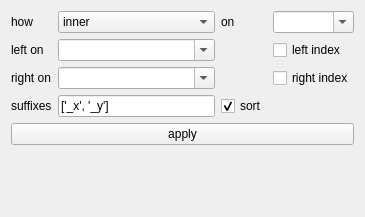
Old version of the form resources/design/ui/modules/merge.ui in the repository jeaunrg/PyQTapp_template.
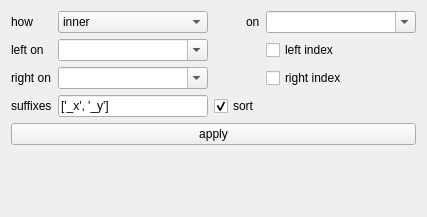
New version of the form.

What changed in the file:
```diff
--- a/resources/design/ui/modules/merge.ui
+++ b/resources/design/ui/modules/merge.ui
@@ -6,7 +6,7 @@
    <rect>
     <x>0</x>
     <y>0</y>
-    <width>365</width>
+    <width>427</width>
     <height>217</height>
    </rect>
   </property>
@@ -45,12 +45,18 @@
      </item>
      <item row="0" column="3">
       <widget class="QComboBox" name="on">
+       <property name="sizePolicy">
+        <sizepolicy hsizetype="Expanding" vsizetype="Fixed">
+         <horstretch>0</horstretch>
+         <verstretch>0</verstretch>
+        </sizepolicy>
+       </property>
        <property name="editable">
         <bool>true</bool>
        </property>
       </widget>
      </item>
-     <item row="0" column="2">
+     <item row="0" column="2" alignment="Qt::AlignRight">
       <widget class="QLabel" name="label_2">
        <property name="text">
         <string>on</string>
```
